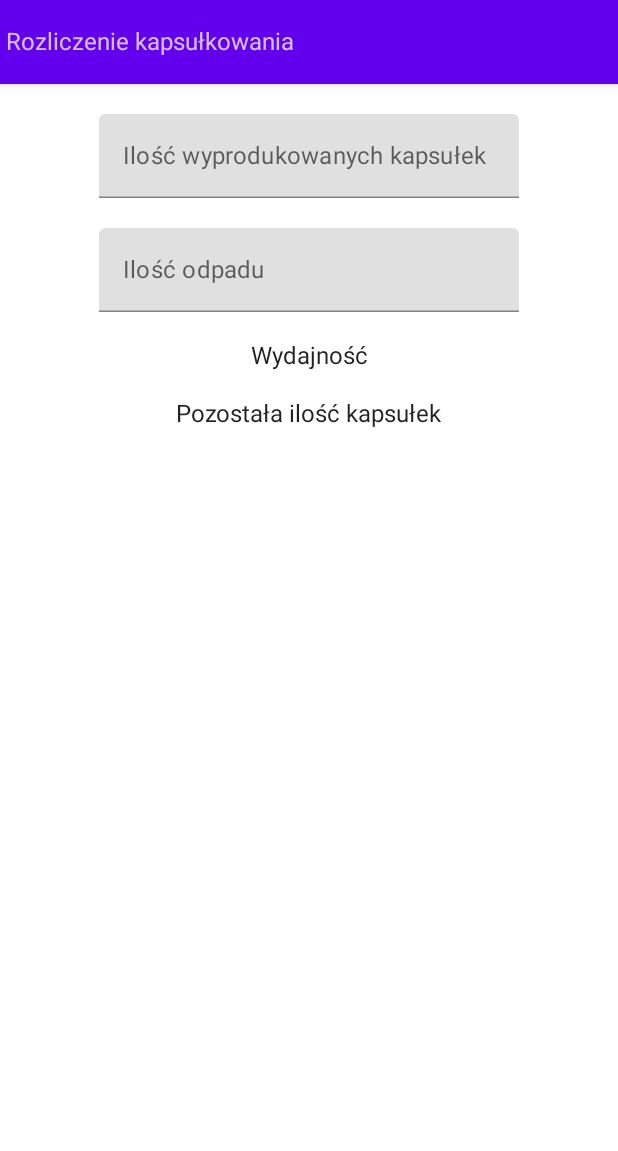
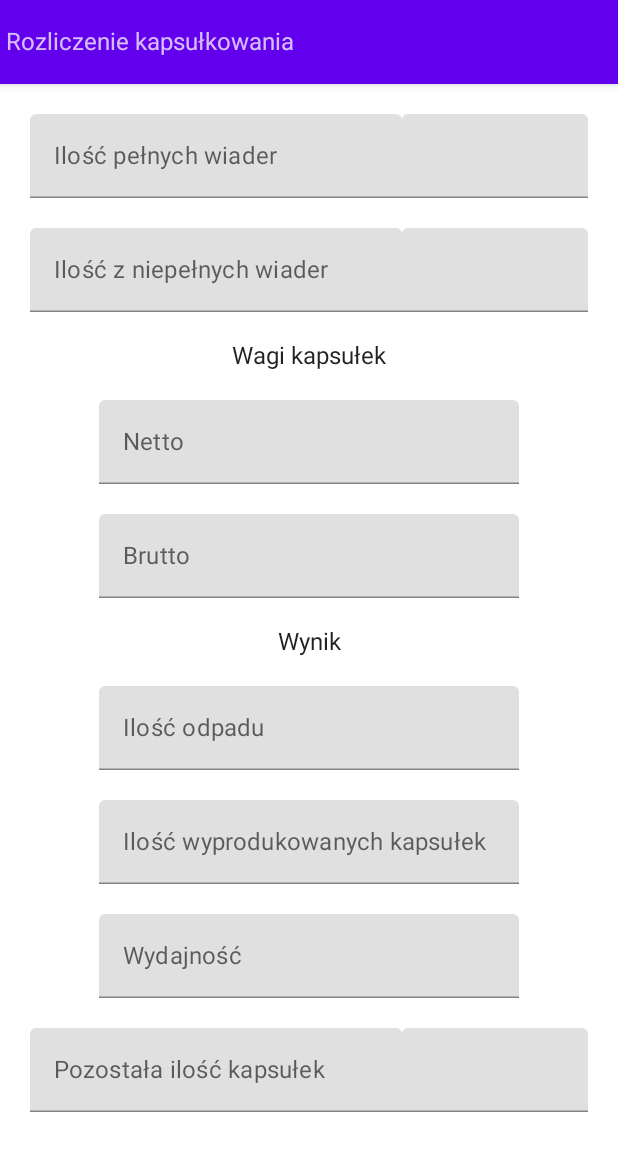
Before and after one commit to KamilStrzelczyk/ObliczeniaKapsulkowania, an Android app built with Jetpack Compose: the CalculationsScreen screen opened through its navigation route, on a phone screen of 412 x 824 dp. Shown: the top 1151 px of the screen. Run offline under Robolectric (Android 15) with nearby library versions, the phone set to English and light mode, and no system bars; our stand-ins replace Dagger/Hilt's generated code.

Commit message:
complement Calculationsscreen

```diff
--- a/app/src/main/java/com/example/kaspukowaniev3/domain/repository/RecipeRepository.kt
+++ b/app/src/main/java/com/example/kaspukowaniev3/domain/repository/RecipeRepository.kt
@@ -1,5 +1,6 @@
 package com.example.kaspukowaniev3.domain.repository
 
+import androidx.compose.ui.text.font.FontWeight
 import com.example.kaspukowaniev3.domain.model.Recipe
 import java.net.IDN
 
@@ -7,5 +8,7 @@ interface RecipeRepository {
 
     fun getRecipe(id: Int) : Recipe
     fun getAll() : List<Recipe>
+    fun saveData(amountOfCapsules: String, boxWeight: String ): Unit
+    fun getAmount(): String
 
 }
--- /dev/null
+++ b/app/src/main/java/com/example/kaspukowaniev3/domain/usecase/CalculateAmountOfFillCapsulesUseCase.kt
@@ -0,0 +1,16 @@
+package com.example.kaspukowaniev3.domain.usecase
+
+import javax.inject.Inject
+
+class CalculateAmountOfFillCapsulesUseCase @Inject constructor() {
+
+    operator fun invoke(
+        boxWeight: String,
+        fullBoxes: String,
+        restOfBoxes: String,
+        capsulesGross: String,
+    ): String {
+        return(((boxWeight.toInt() * fullBoxes.toInt()) + restOfBoxes.toInt()) / capsulesGross.toInt()).toString()
+
+    }
+}
--- a/app/src/main/java/com/example/kaspukowaniev3/infostructure/repository/RecipeRepositoryImpl.kt
+++ b/app/src/main/java/com/example/kaspukowaniev3/infostructure/repository/RecipeRepositoryImpl.kt
@@ -1,6 +1,7 @@
 package com.example.kaspukowaniev3.infostructure.repository
 
 import android.media.DrmInitData
+import androidx.compose.ui.text.font.FontWeight
 import com.example.kaspukowaniev3.domain.model.Recipe
 import com.example.kaspukowaniev3.domain.repository.RecipeRepository
 import javax.inject.Inject
@@ -10,7 +11,7 @@ import javax.inject.Singleton
 
 
 class RecipeRepositoryImpl @Inject constructor() : RecipeRepository {
-   private val list = listOf(
+    private val list = listOf(
         Recipe(
             id = 1,
             recipeName = "RAM/AML 5/5",
@@ -44,9 +45,17 @@ class RecipeRepositoryImpl @Inject constructor() : RecipeRepository {
             sample = 340,
         ),
     )
-
-    override fun getRecipe(id: Int)  = list.first{it.id==id}
+    var amountOfCapsules: String = ""
+    var boxWeight: String = ""
+    override fun getRecipe(id: Int) = list.first { it.id == id }
 
 
     override fun getAll() = list
+    override fun saveData(amountOfCapsules: String, boxWeight: String) {
+        this.amountOfCapsules = amountOfCapsules
+        this.boxWeight = boxWeight
+
+    }
+
+    override fun getAmount(): String = amountOfCapsules
 }
--- a/app/src/main/java/com/example/kaspukowaniev3/presentation/CalculationsScreen.kt
+++ b/app/src/main/java/com/example/kaspukowaniev3/presentation/CalculationsScreen.kt
@@ -1,6 +1,8 @@
 package com.example.kaspukowaniev3.presentation
 
 import androidx.compose.foundation.layout.*
+import androidx.compose.foundation.rememberScrollState
+import androidx.compose.foundation.verticalScroll
 import androidx.compose.material.Scaffold
 import androidx.compose.material.Text
 import androidx.compose.material.TextField
@@ -10,6 +12,7 @@ import androidx.compose.ui.Alignment
 import androidx.compose.ui.Modifier
 import androidx.compose.ui.text.input.TextFieldValue
 import androidx.compose.ui.unit.dp
+import androidx.lifecycle.viewmodel.compose.viewModel
 import androidx.navigation.NavController
 
 @Composable
@@ -18,6 +21,7 @@ fun CalculationsScreen(
     navController: NavController,
     calculationsViewModel: CalculationsScreenViewModel,
 ) {
+    val state = calculationsViewModel.state.value
     Scaffold(
         topBar = {
             TopAppBar {
@@ -29,25 +33,111 @@ fun CalculationsScreen(
             horizontalAlignment = Alignment.CenterHorizontally,
             modifier = Modifier
                 .fillMaxSize()
-                .padding(20.dp)) {
+                .padding(20.dp)
+                .verticalScroll(rememberScrollState()))
+        {
+            Row(
+                horizontalArrangement = Arrangement.SpaceAround,
+            ) {
+                TextField(
+                    modifier = Modifier
+                        .weight(2f),
+                    value = "",
+                    onValueChange = {},
+                    readOnly = true,
+                    label = { Text(text = state.fullBoxesHint)})
+
+                TextField(
+                    modifier = Modifier
+                        .weight(1f),
+                    value = "",
+                    onValueChange = {},
+                    label = { Text(text = "") })
+            }
+
+            Spacer(modifier = Modifier.height(20.dp))
+            Row(
+                horizontalArrangement = Arrangement.SpaceAround,
+            ) {
+                TextField(
+                    modifier = Modifier
+                        .weight(2f),
+                    value = "",
+                    onValueChange = {},
+                    readOnly = true,
+                    label = { Text(text = state.restOfBoxesHint ) })
+
+                TextField(
+                    modifier = Modifier
+                        .weight(1f),
+                    value = "",
+                    onValueChange = {},
+                    label = { Text(text = "") })
+            }
+
+            Spacer(modifier = Modifier.height(20.dp))
+
+            Text(text = "Wagi kapsułek")
+
+            Spacer(modifier = Modifier.height(20.dp))
+
+            TextField(
+                value = "",
+                onValueChange = {},
+                label = { Text(text = "Netto") })
+
+            Spacer(modifier = Modifier.height(20.dp))
+
+            TextField(
+                value = "",
+                onValueChange = {},
+                label = { Text(text = "Brutto") })
+
+            Spacer(modifier = Modifier.height(20.dp))
+            Text(text = "Wynik")
+            Spacer(modifier = Modifier.height(20.dp))
+
+            TextField(
+                value = "",
+                onValueChange = {},
+                label = { Text(text = "Ilość odpadu") })
+
+            Spacer(modifier = Modifier.height(20.dp))
 
             TextField(
                 value = "",
                 onValueChange = {},
                 label = { Text(text = "Ilość wyprodukowanych kapsułek") })
 
-            Spacer(modifier = Modifier.height(20.dp))
-
-            TextField(value = "", onValueChange = {},
-                label = { Text(text = "Ilość odpadu") })
 
             Spacer(modifier = Modifier.height(20.dp))
 
-            Text(text = "Wydajność")
+            TextField(
+                value = "",
+                onValueChange = {},
+                label = { Text(text = "Wydajność") })
 
             Spacer(modifier = Modifier.height(20.dp))
+            Row(
+                horizontalArrangement = Arrangement.SpaceAround,
+            ) {
+                TextField(
+                    modifier = Modifier
+                        .weight(2f),
+                    value = "",
+                    onValueChange = {},
+                    readOnly = true,
+                    label = { Text(text = "Pozostała ilość kapsułek") })
 
-            Text(text = "Pozostała ilość kapsułek")
+                TextField(
+                    modifier = Modifier
+                        .weight(1f),
+                    value = "",
+                    onValueChange = {},
+                    label = { Text(text = "") })
+            }
+
+
         }
     }
 }
--- a/app/src/main/java/com/example/kaspukowaniev3/presentation/CalculationsScreenViewModel.kt
+++ b/app/src/main/java/com/example/kaspukowaniev3/presentation/CalculationsScreenViewModel.kt
@@ -1,10 +1,48 @@
 package com.example.kaspukowaniev3.presentation
 
+import androidx.compose.runtime.mutableStateOf
+import androidx.compose.ui.text.font.FontWeight
 import androidx.lifecycle.ViewModel
+import com.example.kaspukowaniev3.domain.repository.RecipeRepository
+import com.example.kaspukowaniev3.domain.usecase.CalculateAmountOfFillCapsulesUseCase
 import dagger.hilt.android.lifecycle.HiltViewModel
 import javax.inject.Inject
 
 @HiltViewModel
-class CalculationsScreenViewModel  @Inject constructor() : ViewModel() {
+class CalculationsScreenViewModel @Inject constructor(
+    private val recipeRepository: RecipeRepository,
+    private val calculateAmountOfFillCapsules: CalculateAmountOfFillCapsulesUseCase,
+) : ViewModel() {
+    val state = mutableStateOf(ViewModelState())
 
+
+    init {
+        val amountOfCapsules = recipeRepository.getAmount()
+        val boxWeight = recipeRepository.getAmount()
+        state.value = state.value.copy(amountOfCapsules = amountOfCapsules)
+        state.value = state.value.copy(boxWeight = boxWeight)
+    }
+
+    fun onFullBoxesChanged() {
+        val amountOfFillCapsules = calculateAmountOfFillCapsules
+    }
+
+    fun onRestFullBoxesChanged() {
+
+    }
+
+    data class ViewModelState(
+        val fullBoxes: String = "",
+        val fullBoxesHint: String = "Ilość pełnych wiader",
+        val restOfBoxes: String = "",
+        val restOfBoxesHint: String = "Ilość z niepełnych wiader",
+        val capsulesGross: String = "",
+        val capsulesNett: String = "",
+        val waste: String = "",
+        val amountOfFillCapsules: String = "",
+        val efficiency: String = "",
+        val restOfCapsules: String = "",
+        val amountOfCapsules: String = "",
+        val boxWeight: String = "",
+    )
 }
--- a/app/src/main/java/com/example/kaspukowaniev3/presentation/RecipeDetailScreen.kt
+++ b/app/src/main/java/com/example/kaspukowaniev3/presentation/RecipeDetailScreen.kt
@@ -134,6 +134,7 @@ fun RecipeDetailScreen(
 
             Button(
                 onClick = {
+                    viewModel.save()
                     navController.navigate(Screen.CalculationsScreen.route)
                 })
             {
@@ -161,11 +162,11 @@ fun InfoDialog(
             },
             text = {
                 Column() {
-                    Text(text = state.recipeName)
-                    Text(text = String.format("%.7f", state.doseWeight))
-                    Text(text = String.format("%.7f", state.capsulesNet))
-                    Text(text = String.format("%.7f", state.capsulesGross))
-                    Text(text = "${state.sample.toString()}.szt")
+                    Text(text = "Wybrana receptura : ${state.recipeName}")
+                    Text(text = "Doza              : ${String.format("%.7f",state.doseWeight)}.kg")
+                    Text(text = "Kapsułka netto    : ${String.format("%.7f",state.capsulesNet)}.kg")
+                    Text(text = "Kapsułka brutto   : ${String.format("%.7f",state.capsulesGross)}.kg")
+                    Text(text = "Ilość prób        : ${state.sample.toString()}.szt")
                 }
             },
             buttons = {
--- a/app/src/main/java/com/example/kaspukowaniev3/presentation/RecipeDetailScreenViewModel.kt
+++ b/app/src/main/java/com/example/kaspukowaniev3/presentation/RecipeDetailScreenViewModel.kt
@@ -1,7 +1,6 @@
 package com.example.kaspukowaniev3.presentation
 
 import androidx.compose.runtime.mutableStateOf
-import androidx.compose.ui.Modifier
 import androidx.lifecycle.ViewModel
 import com.example.kaspukowaniev3.domain.model.Recipe
 import com.example.kaspukowaniev3.domain.repository.RecipeRepository
@@ -12,7 +11,7 @@ import javax.inject.Inject
 
 @HiltViewModel
 class RecipeDetailScreenViewModel @Inject constructor(
-    private val getAllRecipeRepository: RecipeRepository,
+    private val recipeRepository: RecipeRepository,
     private val calculateAmountOfSamples: CalculateAmountOfSamplesUseCase,
     private val calculateAmountOfBoxes: CalculateAmountOfBoxesUseCase,
 ) : ViewModel() {
@@ -21,7 +20,7 @@ class RecipeDetailScreenViewModel @Inject constructor(
     private lateinit var recipe: Recipe
 
     fun initData(id: Int) {
-        val newRecipe = getAllRecipeRepository.getRecipe(id)
+        val newRecipe = recipeRepository.getRecipe(id)
 //        if (this::recipe.isInitialized && newRecipe.id != recipe.id) {
 //            updateState(ViewModelState()
 //            )
@@ -80,6 +79,10 @@ class RecipeDetailScreenViewModel @Inject constructor(
         ))
     }
 
+    fun save () {
+        recipeRepository.saveData(state.value.amountOfCapsules,state.value.boxWeight,)
+    }
+
     private fun updateState(state: ViewModelState) {
         this.state.value = state
     }
```
